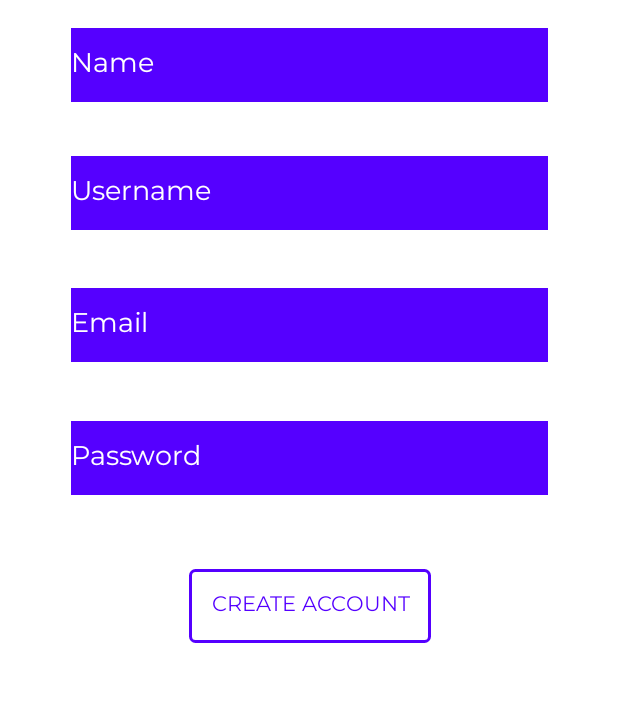
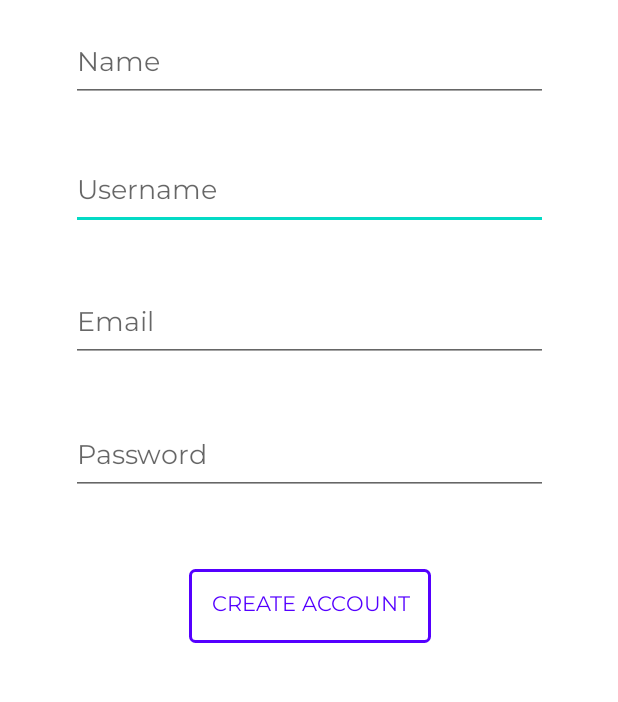
Before and after one commit to Halwahadi/RefreshX, an Android app: the RegisterActivity screen opened directly, with no data from a screen before it, on a phone screen of 412 x 824 dp, the part 500-1202 px from its top. Run offline under Robolectric (Android 15) with nearby library versions, the phone set to English and light mode, and no system bars.

Commit message:
updated sign up UI

```diff
--- a/app/src/main/res/layout/activity_main.xml
+++ b/app/src/main/res/layout/activity_main.xml
@@ -32,15 +32,11 @@
         android:layout_marginTop="10dp"
         android:layout_marginEnd="48dp"
         android:layout_marginBottom="19dp"
-        android:background="@color/lightPurple"
-        android:backgroundTint="@color/lightPurple"
         android:ems="10"
         android:fontFamily="@font/montserrat"
+        android:hint="Username"
         android:inputType="textPersonName"
-        android:hint="Username"
         android:textAlignment="viewStart"
-        android:textColorHint="#FFFFFF"
-        android:textColor="#FFFFFF"
         app:layout_constraintBottom_toTopOf="@+id/emailInput"
         app:layout_constraintEnd_toEndOf="parent"
         app:layout_constraintStart_toStartOf="parent"
@@ -54,14 +50,10 @@
         android:layout_marginTop="10dp"
         android:layout_marginEnd="48dp"
         android:layout_marginBottom="19dp"
-        android:background="@color/lightPurple"
-        android:backgroundTint="@color/lightPurple"
         android:ems="10"
         android:fontFamily="@font/montserrat"
         android:hint="Email"
         android:inputType="textEmailAddress"
-        android:textColor="#FFFFFF"
-        android:textColorHint="#FFFFFF"
         app:layout_constraintBottom_toTopOf="@+id/passwordInput"
         app:layout_constraintEnd_toEndOf="parent"
         app:layout_constraintStart_toStartOf="parent"
@@ -75,14 +67,10 @@
         android:layout_marginTop="10dp"
         android:layout_marginEnd="48dp"
         android:layout_marginBottom="19dp"
-        android:background="@color/lightPurple"
-        android:backgroundTint="@color/lightPurple"
         android:ems="10"
         android:fontFamily="@font/montserrat"
         android:hint="Password"
         android:inputType="textPassword"
-        android:textColor="#FFFFFF"
-        android:textColorHint="#FFFFFF"
         app:layout_constraintBottom_toTopOf="@+id/signUpButton"
         app:layout_constraintEnd_toEndOf="parent"
         app:layout_constraintStart_toStartOf="parent"
@@ -113,14 +101,10 @@
         android:layout_marginTop="26dp"
         android:layout_marginEnd="48dp"
         android:layout_marginBottom="16dp"
-        android:background="@color/lightPurple"
-        android:backgroundTint="@color/lightPurple"
         android:ems="10"
         android:fontFamily="@font/montserrat"
+        android:hint="Name"
         android:inputType="textPersonName"
-        android:hint="Name"
-        android:textColorHint="#FFFFFF"
-        android:textColor="#FFFFFF"
         app:layout_constraintBottom_toTopOf="@+id/usernameInput"
         app:layout_constraintEnd_toEndOf="parent"
         app:layout_constraintStart_toStartOf="parent"
```
